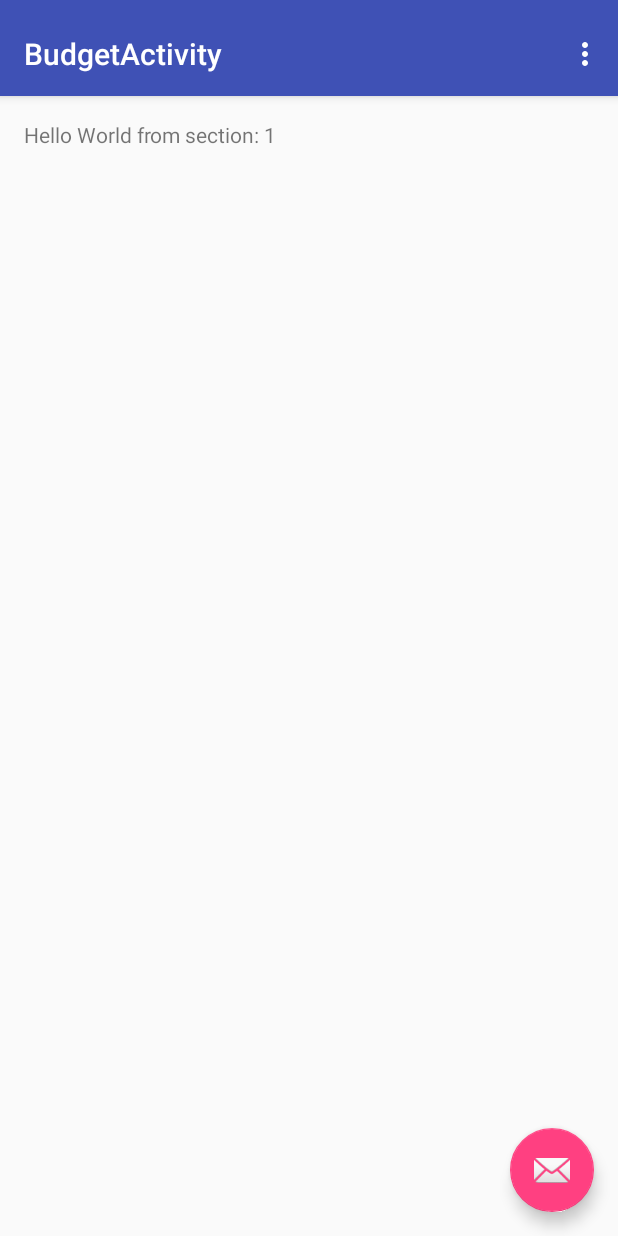
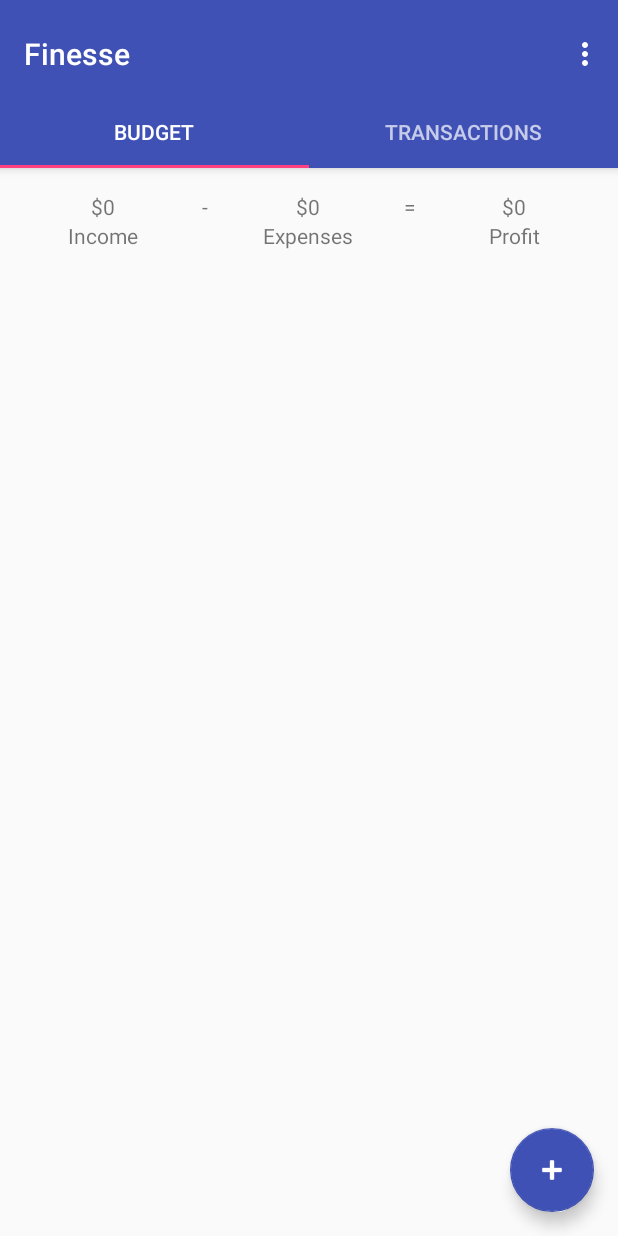
Before and after one commit to lxshyr/finesse, an Android app: the BudgetActivity screen opened directly, with no data from a screen before it, on a phone screen of 412 x 824 dp. Run offline under Robolectric (Android 15) with nearby library versions, the phone set to English and light mode, and no system bars.

Commit message:
Added core budget screen and removed unnecessary activities.

```diff
--- a/Finesse/app/src/main/java/com/finessebudget/finesse/BudgetActivity.java
+++ b/Finesse/app/src/main/java/com/finessebudget/finesse/BudgetActivity.java
@@ -1,5 +1,6 @@
 package com.finessebudget.finesse;
 
+import android.support.design.widget.TabLayout;
 import android.support.design.widget.FloatingActionButton;
 import android.support.design.widget.Snackbar;
 import android.support.v7.app.AppCompatActivity;
@@ -15,8 +16,6 @@ import android.view.Menu;
 import android.view.MenuItem;
 import android.view.View;
 import android.view.ViewGroup;
-
-import android.widget.TextView;
 
 public class BudgetActivity extends AppCompatActivity {
 
@@ -50,6 +49,8 @@ public class BudgetActivity extends AppCompatActivity {
         mViewPager = (ViewPager) findViewById(R.id.container);
         mViewPager.setAdapter(mSectionsPagerAdapter);
 
+        TabLayout tabLayout = (TabLayout) findViewById(R.id.tabs);
+        tabLayout.setupWithViewPager(mViewPager);
 
         FloatingActionButton fab = (FloatingActionButton) findViewById(R.id.fab);
         fab.setOnClickListener(new View.OnClickListener() {
@@ -113,9 +114,18 @@ public class BudgetActivity extends AppCompatActivity {
         @Override
         public View onCreateView(LayoutInflater inflater, ViewGroup container,
                                  Bundle savedInstanceState) {
+//            View rootView = null;
+//            switch (getArguments().getInt(ARG_SECTION_NUMBER)) {
+//                case 1:
+//                    inflater.inflate(R.layout.fragment_budget, container, false);
+//                    break;
+//                case 2:
+//                    inflater.inflate(R.layout.fragment_transactions, container, false);
+//                    break;
+//            }
             View rootView = inflater.inflate(R.layout.fragment_budget, container, false);
-            TextView textView = (TextView) rootView.findViewById(R.id.section_label);
-            textView.setText(getString(R.string.section_format, getArguments().getInt(ARG_SECTION_NUMBER)));
+//            TextView textView = (TextView) rootView.findViewById(R.id.section_label);
+//            textView.setText(getString(R.string.section_format, getArguments().getInt(ARG_SECTION_NUMBER)));
             return rootView;
         }
     }
@@ -139,19 +149,17 @@ public class BudgetActivity extends AppCompatActivity {
 
         @Override
         public int getCount() {
-            // Show 3 total pages.
-            return 3;
+            // Show 2 total pages.
+            return 2;
         }
 
         @Override
         public CharSequence getPageTitle(int position) {
             switch (position) {
                 case 0:
-                    return "SECTION 1";
+                    return "Budget";
                 case 1:
-                    return "SECTION 2";
-                case 2:
-                    return "SECTION 3";
+                    return "Transactions";
             }
             return null;
         }
--- a/Finesse/app/src/main/res/layout/activity_budget.xml
+++ b/Finesse/app/src/main/res/layout/activity_budget.xml
@@ -15,7 +15,6 @@
         android:paddingTop="@dimen/appbar_padding_top"
         android:theme="@style/AppTheme.AppBarOverlay">
 
-
         <android.support.v7.widget.Toolbar
             android:id="@+id/toolbar"
             android:layout_width="match_parent"
@@ -26,7 +25,18 @@
 
         </android.support.v7.widget.Toolbar>
 
+        <android.support.design.widget.TabLayout
+            android:id="@+id/tabs"
+            android:layout_width="match_parent"
+            android:layout_height="wrap_content" />
+
     </android.support.design.widget.AppBarLayout>
+
+    <android.support.v4.view.ViewPager
+        android:id="@+id/container"
+        android:layout_width="match_parent"
+        android:layout_height="match_parent"
+        app:layout_behavior="@string/appbar_scrolling_view_behavior" />
 
     <android.support.design.widget.FloatingActionButton
         android:id="@+id/fab"
@@ -34,12 +44,9 @@
         android:layout_height="wrap_content"
         android:layout_gravity="end|bottom"
         android:layout_margin="@dimen/fab_margin"
-        app:srcCompat="@android:drawable/ic_dialog_email" />
-
-    <android.support.v4.view.ViewPager
-        android:id="@+id/container"
-        android:layout_width="match_parent"
-        android:layout_height="match_parent"
-        app:layout_behavior="@string/appbar_scrolling_view_behavior" />
+        app:srcCompat="@android:drawable/ic_input_add"
+        app:backgroundTint="?attr/colorPrimary"
+        app:rippleColor="?attr/colorBackgroundFloating"
+        android:tint="@android:color/white" />
 
 </android.support.design.widget.CoordinatorLayout>
--- a/Finesse/app/src/main/res/layout/activity_login.xml
+++ b/Finesse/app/src/main/res/layout/activity_login.xml
@@ -56,7 +56,7 @@
             </android.support.design.widget.TextInputLayout>
 
             <Button
-                android:id="@+id/email_sign_in_button"
+                android:id="@+id/email_sign_up_button"
                 style="?android:textAppearanceSmall"
                 android:layout_width="match_parent"
                 android:layout_height="wrap_content"
@@ -71,7 +71,8 @@
                 android:layout_height="wrap_content"
                 android:layout_marginTop="16dp"
                 android:text="@string/action_sign_in_short"
-                android:textStyle="bold" />
+                android:textStyle="bold"
+                android:onClick="login" />
 
         </LinearLayout>
     </ScrollView>
--- a/Finesse/app/src/main/res/layout/fragment_budget.xml
+++ b/Finesse/app/src/main/res/layout/fragment_budget.xml
@@ -8,9 +8,95 @@
     android:paddingTop="@dimen/activity_vertical_margin"
     tools:context="com.finessebudget.finesse.BudgetActivity$PlaceholderFragment">
 
-    <TextView
-        android:id="@+id/section_label"
-        android:layout_width="wrap_content"
-        android:layout_height="wrap_content" />
+    <LinearLayout
+        android:orientation="horizontal"
+        android:layout_width="match_parent"
+        android:layout_height="match_parent">
+
+        <LinearLayout
+            android:orientation="vertical"
+            android:layout_height="match_parent"
+            android:layout_width="0dp"
+            android:layout_weight="1">
+
+            <TextView
+                android:text="$0"
+                android:layout_width="match_parent"
+                android:layout_height="wrap_content"
+                android:id="@+id/total_income_text"
+                android:gravity="center"/>
+
+            <TextView
+                android:text="Income"
+                android:layout_width="match_parent"
+                android:layout_height="wrap_content"
+                android:id="@+id/textView"
+                android:gravity="center"/>
+
+        </LinearLayout>
+
+        <TextView
+            android:text="-"
+            android:layout_width="0dp"
+            android:layout_height="wrap_content"
+            android:id="@+id/textView9"
+            android:layout_weight=".3"
+            android:gravity="center"/>
+
+        <LinearLayout
+            android:orientation="vertical"
+            android:layout_width="0dp"
+            android:layout_height="match_parent"
+            android:layout_weight="1">
+
+            <TextView
+                android:text="$0"
+                android:layout_width="match_parent"
+                android:layout_height="wrap_content"
+                android:id="@+id/total_expenses_text"
+                android:gravity="center"/>
+
+            <TextView
+                android:text="Expenses"
+                android:layout_width="match_parent"
+                android:layout_height="wrap_content"
+                android:id="@+id/textView3"
+                android:gravity="center"/>
+        </LinearLayout>
+
+        <TextView
+            android:text="="
+            android:layout_width="0dp"
+            android:layout_height="wrap_content"
+            android:id="@+id/textView10"
+            android:layout_weight=".3"
+            android:gravity="center"/>
+
+        <LinearLayout
+            android:orientation="vertical"
+            android:layout_width="0dp"
+            android:layout_height="match_parent"
+            android:layout_weight="1" >
+
+            <TextView
+                android:text="$0"
+                android:layout_width="match_parent"
+                android:layout_height="wrap_content"
+                android:id="@+id/total_profit_text"
+                android:gravity="center"/>
+
+            <TextView
+                android:text="Profit"
+                android:layout_width="match_parent"
+                android:layout_height="wrap_content"
+                android:id="@+id/textView7"
+                android:gravity="center"/>
+        </LinearLayout>
+
+    </LinearLayout>
+
+    <ExpandableListView
+        android:layout_width="match_parent"
+        android:layout_height="match_parent" />
 
 </RelativeLayout>
--- a/Finesse/app/src/main/res/menu/menu_budget.xml
+++ b/Finesse/app/src/main/res/menu/menu_budget.xml
@@ -1,7 +1,7 @@
 <menu xmlns:android="http://schemas.android.com/apk/res/android"
     xmlns:app="http://schemas.android.com/apk/res-auto"
     xmlns:tools="http://schemas.android.com/tools"
-    tools:context="com.finessebudget.finesse.BudgetActivity">
+    tools:context="com.finessebudget.finesse.TestBudgetActivity">
     <item
         android:id="@+id/action_settings"
         android:orderInCategory="100"
--- a/Finesse/app/src/main/res/values/strings.xml
+++ b/Finesse/app/src/main/res/values/strings.xml
@@ -13,7 +13,6 @@
     <string name="permission_rationale">"Contacts permissions are needed for providing email
         completions."
     </string>
-    <string name="title_activity_overview">OverviewActivity</string>
     <string name="title_activity_budget">BudgetActivity</string>
     <string name="large_text">
         "Material is the metaphor.\n\n"
@@ -105,5 +104,4 @@
         "when a user tries to pick up one of cards.\n\n"
     </string>
     <string name="action_settings">Settings</string>
-    <string name="section_format">Hello World from section: %1$d</string>
 </resources>
```
Also changed, not shown: Finesse/app/src/main/AndroidManifest.xml (+2 -17 lines), Finesse/app/src/main/java/com/finessebudget/finesse/HomeListView.java (deleted, +0 -50 lines), Finesse/app/src/main/java/com/finessebudget/finesse/LoginActivity.java (+28 -23 lines), Finesse/app/src/main/java/com/finessebudget/finesse/OverviewActivity.java (deleted, +0 -29 lines), Finesse/app/src/main/java/com/finessebudget/finesse/Page1.java (deleted, +0 -17 lines), Finesse/app/src/main/java/com/finessebudget/finesse/Page2.java (deleted, +0 -17 lines), Finesse/app/src/main/java/com/finessebudget/finesse/Page3.java (deleted, +0 -17 lines), Finesse/app/src/main/res/layout/activity_home_list_view.xml (deleted, +0 -17 lines), Finesse/app/src/main/res/layout/activity_overview.xml (deleted, +0 -34 lines), Finesse/app/src/main/res/layout/activity_page1.xml (deleted, +0 -13 lines), Finesse/app/src/main/res/layout/activity_page2.xml (deleted, +0 -13 lines), Finesse/app/src/main/res/layout/activity_page3.xml (deleted, +0 -13 lines), Finesse/app/src/main/res/layout/content_overview.xml (deleted, +0 -16 lines), Finesse/app/src/main/res/layout/fragment_transactions.xml (added, +102 -0 lines).
